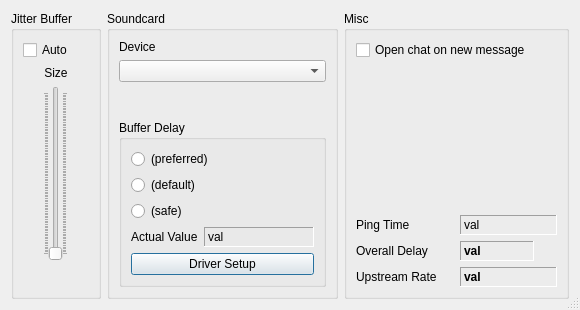
First picture: the form in src/clientsettingsdlgbase.ui, repository jamulussoftware/jamulus, before the edit.
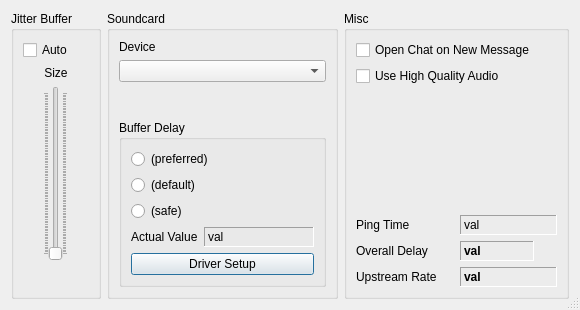
Second picture: the form after the edit. Icons and pictures are not drawn. Custom widgets are drawn as their Qt base class.

Commit message: Added "Use High Quality Audio" check box in settings dialog (this changes the CELT bit rate actually)

```diff
--- a/src/clientsettingsdlgbase.ui
+++ b/src/clientsettingsdlgbase.ui
@@ -297,7 +297,17 @@
       <item>
        <widget class="QCheckBox" name="cbOpenChatOnNewMessage" >
         <property name="text" >
-         <string>Open chat on new message</string>
+         <string>Open Chat on New Message</string>
+        </property>
+       </widget>
+      </item>
+      <item>
+       <widget class="QCheckBox" name="cbUseHighQualityAudio" >
+        <property name="windowModality" >
+         <enum>Qt::NonModal</enum>
+        </property>
+        <property name="text" >
+         <string>Use High Quality Audio</string>
         </property>
        </widget>
       </item>
@@ -309,7 +319,7 @@
         <property name="sizeHint" >
          <size>
           <width>201</width>
-          <height>16</height>
+          <height>41</height>
          </size>
         </property>
        </spacer>
```
The commit also changes 5 other files.
